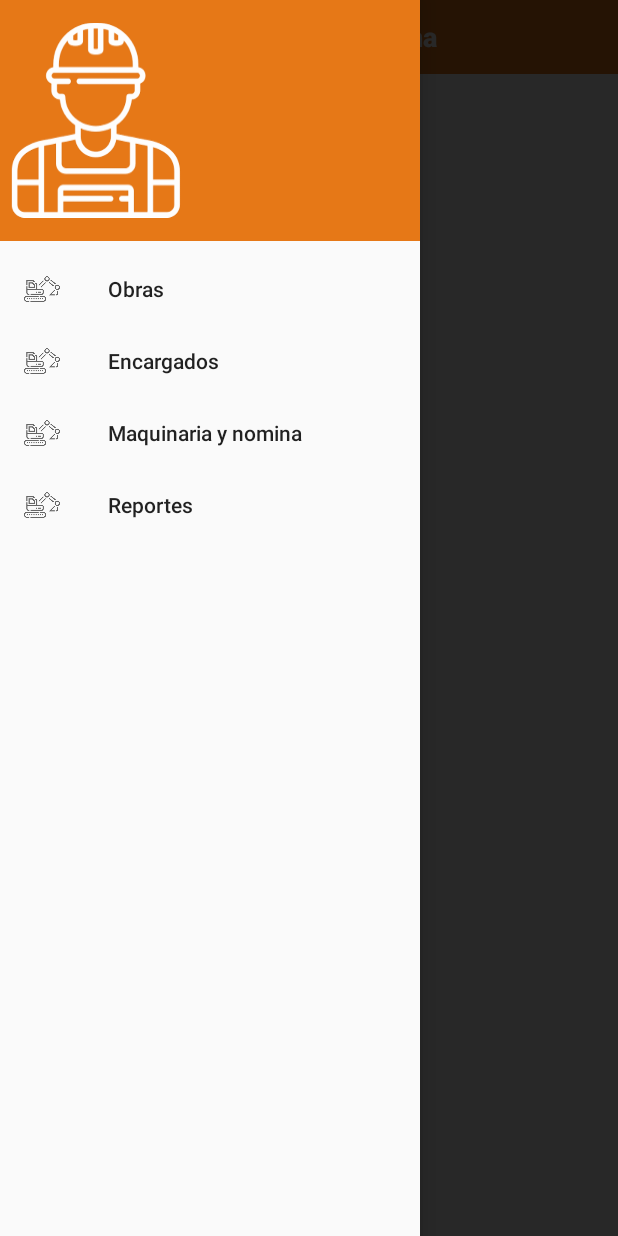
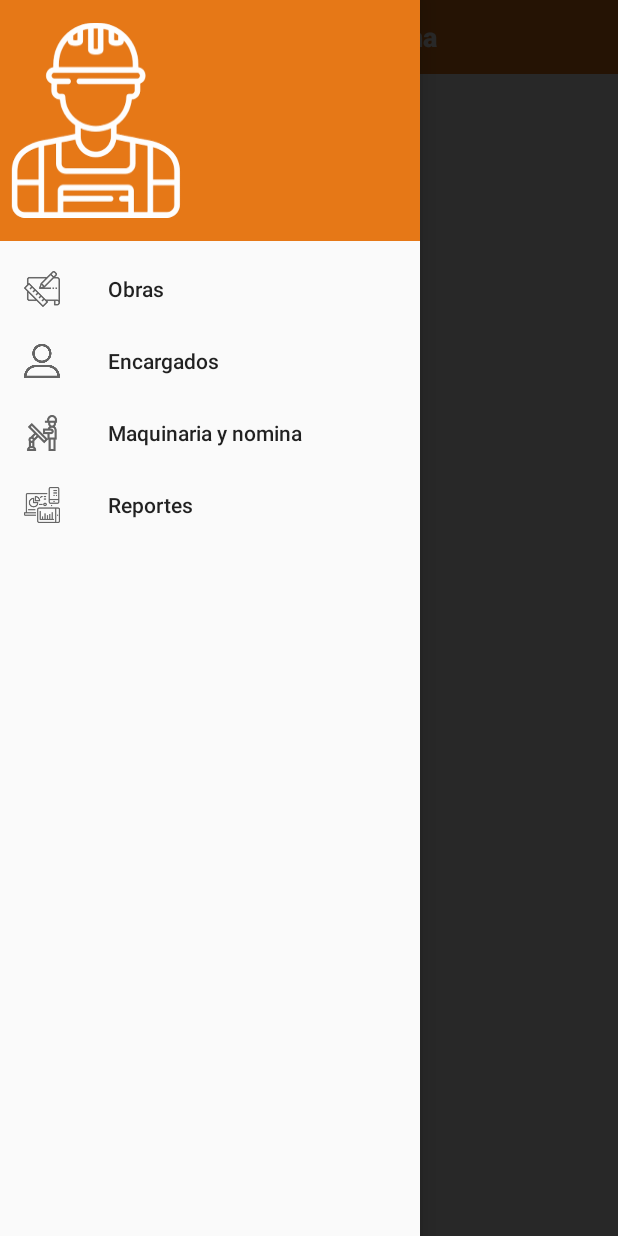
Before and after one commit to MaCls98/SFApp, an Android app: the screen it shows after launch (MainActivity), in the side drawer, after a tap on "Maquinaria y nomina", on a phone screen of 412 x 824 dp. Run offline under Robolectric (Android 15) with nearby library versions, the phone set to English and light mode, and no system bars; libraries missing offline, so code that uses them is left out: com.getbase.floatingactionbutton; 2 statements that could not run were skipped.

Commit message:
SE agregaron iconos

```diff
--- a/app/src/main/res/menu/navigation_menu.xml
+++ b/app/src/main/res/menu/navigation_menu.xml
@@ -3,28 +3,28 @@
     <item
         android:id="@+id/menu_obras"
         android:title="Obras"
-        android:icon="@drawable/maquinaria">
+        android:icon="@drawable/obra">
 
     </item>
 
     <item
         android:id="@+id/menu_encargados"
         android:title="Encargados"
-        android:icon="@drawable/maquinaria">
+        android:icon="@drawable/active_encargado">
 
     </item>
 
     <item
         android:id="@+id/menu_maquinas_nomina"
         android:title="Maquinaria y nomina"
-        android:icon="@drawable/maquinaria">
+        android:icon="@drawable/maquinaria_nomina">
 
     </item>
 
     <item
         android:id="@+id/menu_reportes"
         android:title="Reportes"
-        android:icon="@drawable/maquinaria">
+        android:icon="@drawable/reportes">
 
     </item>
 </menu>
```
Also changed, not shown: app/src/main/res/drawable-hdpi/maquinaria_nomina.png (added), app/src/main/res/drawable-hdpi/obra.png (added), app/src/main/res/drawable-hdpi/reportes.png (added), app/src/main/res/drawable-mdpi/maquinaria_nomina.png (added), app/src/main/res/drawable-mdpi/obra.png (added), app/src/main/res/drawable-mdpi/reportes.png (added), app/src/main/res/drawable-xhdpi/maquinaria_nomina.png (added), app/src/main/res/drawable-xhdpi/obra.png (added), app/src/main/res/drawable-xhdpi/reportes.png (added), app/src/main/res/drawable-xxhdpi/maquinaria_nomina.png (added), app/src/main/res/drawable-xxhdpi/obra.png (added), app/src/main/res/drawable-xxhdpi/reportes.png (added), app/src/main/res/drawable-xxxhdpi/maquinaria_nomina.png (added), app/src/main/res/drawable-xxxhdpi/obra.png (added), 1 more files.
